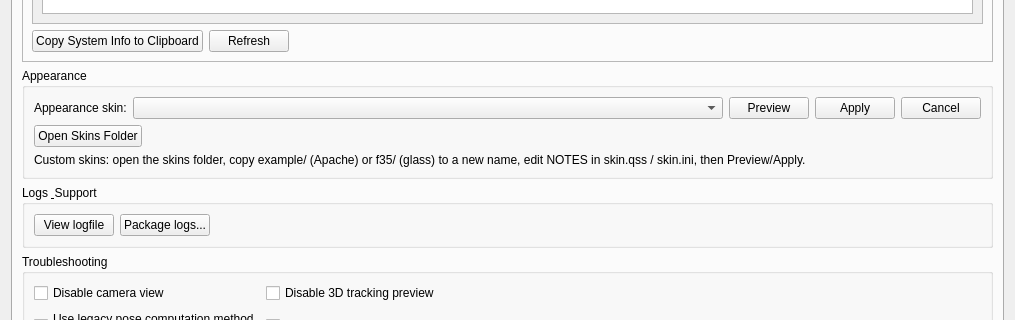
Before: the Qt Designer form src/qt_gui/ltr.ui in fwfa123/linuxtrackx-ir, drawn with Qt 5; both pictures show x 0 to 1015 and y 219 to 539 of the 1015 by 777 pixel window.
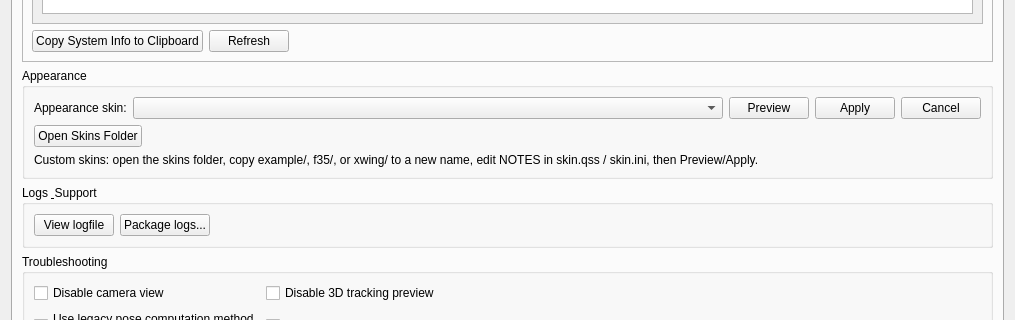
After: the same form once the commit is applied. The open tabs and pages were chosen to show the change. Icons and pictures are not drawn.

Commit message:
feat(gui): add X-wing cockpit example skin
Add a third demo theme with gunmetal panels, amber scope readouts, and
Rebel-red targeting accents to round out the Apache and F-35 examples.

```diff
--- a/src/qt_gui/ltr.ui
+++ b/src/qt_gui/ltr.ui
@@ -704,7 +704,7 @@
           <item>
            <widget class="QLabel" name="SkinHelpHintLabel">
             <property name="text">
-             <string>Custom skins: open the skins folder, copy example/ (Apache) or f35/ (glass) to a new name, edit NOTES in skin.qss / skin.ini, then Preview/Apply.</string>
+             <string>Custom skins: open the skins folder, copy example/, f35/, or xwing/ to a new name, edit NOTES in skin.qss / skin.ini, then Preview/Apply.</string>
             </property>
             <property name="wordWrap">
              <bool>true</bool>
```
The commit also changes 8 other files.
